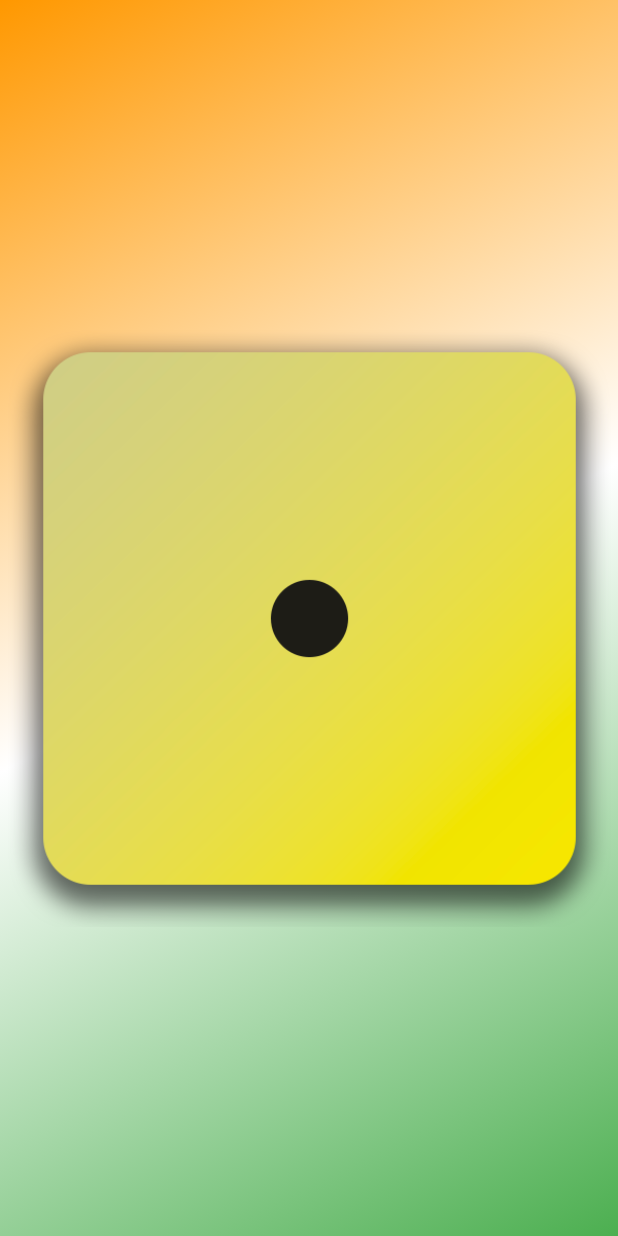
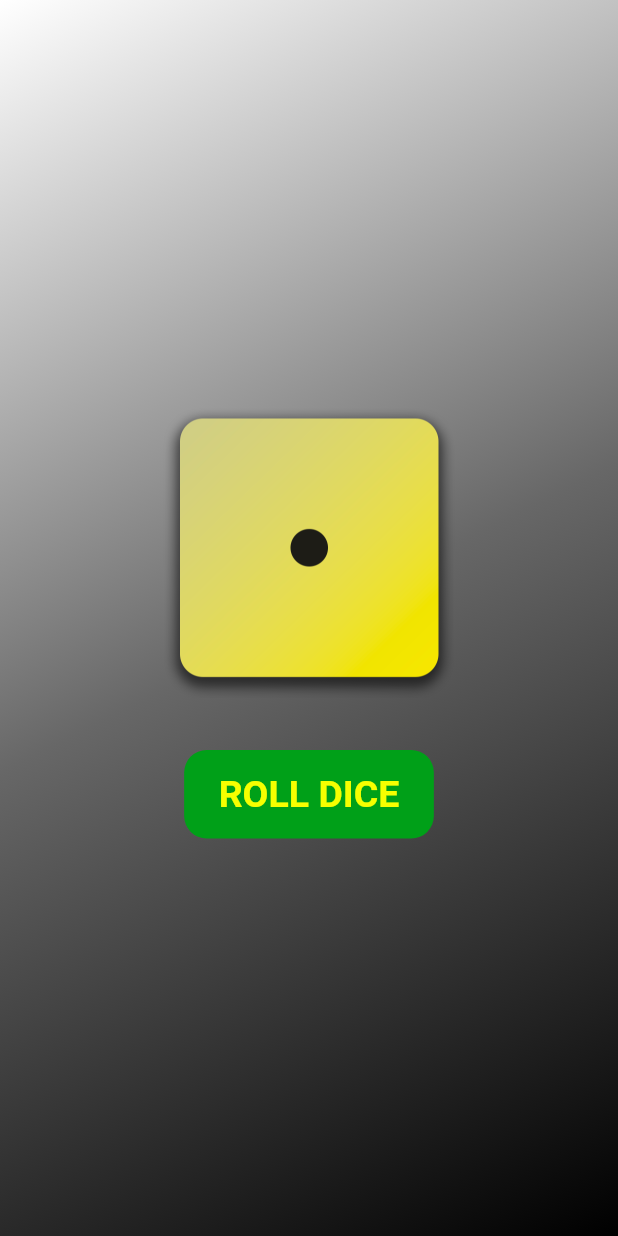
Before and after one commit to yashraj9922/roll_dice_app, a Flutter app: the screen it shows after launch, on a phone screen of 412 x 824 dp. Run offline on Flutter 3.47's test engine with Material 2 defaults, Android fonts, the phone set to English and light mode, and no system bars.

Commit message:
button added + styling and padding

```diff
--- a/lib/gradient_container.dart
+++ b/lib/gradient_container.dart
@@ -16,6 +16,10 @@ class GradientContainer extends StatelessWidget {
 
   final List<Color> colors;
 
+  void rollDice() {
+    print("Rolling Dice");
+  }
+
   @override
   Widget build(context) {
     // (*before adding const keyword to var*)startAlignment = Alignment.bottomCenter; --> data/values in the variables can be overwritten hence remove const keyword*
@@ -31,7 +35,36 @@ class GradientContainer extends StatelessWidget {
       ),
       child: /*const*/ Center(
         // child: StyledText("...hello...world..."),
-        child: Image.asset('dice-images/dice-1.png'),
+        child: Column(
+          // mainAxisAlignment: MainAxisAlignment.center,
+          mainAxisSize: MainAxisSize.min,
+          children: [
+            Image.asset('dice-images/dice-1.png', width: 200, height: 200),
+            const SizedBox(height: 35),
+            TextButton(
+              onPressed: rollDice,
+              style: TextButton.styleFrom(
+                backgroundColor: const Color.fromARGB(255, 0, 160, 24),
+                padding: const EdgeInsets.symmetric(
+                  vertical: 15,
+                  horizontal: 23,
+                ),
+                shape: const RoundedRectangleBorder(
+                  borderRadius: BorderRadius.all(Radius.circular(15)),
+                ),
+              ),
+              child: const Text(
+                "ROLL DICE",
+                style: TextStyle(
+                  color: Color.fromARGB(255, 246, 255, 0),
+                  fontSize: 25,
+                  fontWeight: FontWeight.bold,
+                  // fontStyle: FontStyle.italic,
+                ),
+              ),
+            )
+          ],
+        ),
       ),
     );
   }
--- a/lib/main.dart
+++ b/lib/main.dart
@@ -11,9 +11,9 @@ void main() {
       home: Scaffold(
         // backgroundColor: Color.fromARGB(255, 250, 209, 57),
         body: GradientContainer(colors: [
-          Colors.orange,
-          Colors.white,
-          Colors.green
+          Color.fromRGBO(255, 255, 255, 1),
+          Color.fromRGBO(103, 103, 103, 1),
+          Color.fromRGBO(0, 0, 0, 1)
         ]), //this calls the constructor function of the usr defined class
       ),
     ),
```
